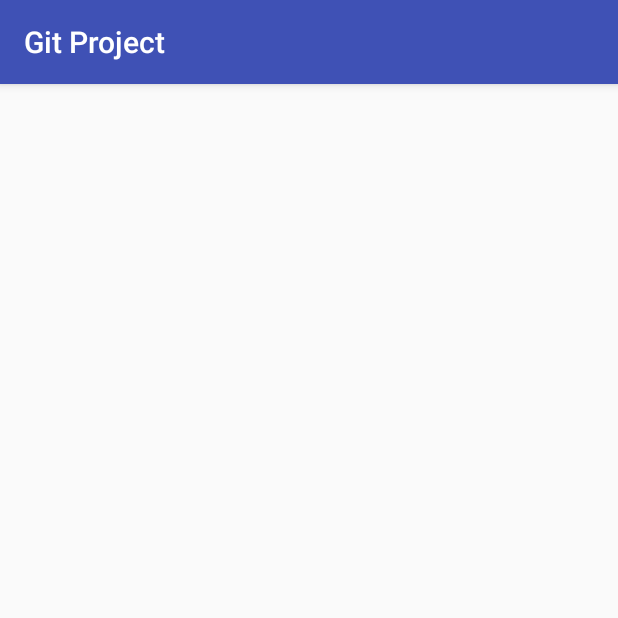
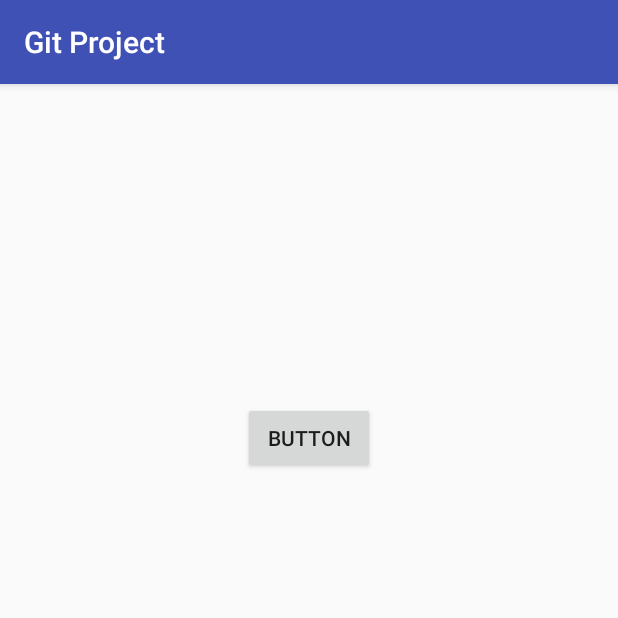
Before and after one commit to RamiOssman/GitProject, an Android app: the screen it shows after launch (MainActivity), on a phone screen of 412 x 824 dp, the top half of it. Run offline under Robolectric (Android 15) with nearby library versions, the phone set to English and light mode, and no system bars.

```diff
--- a/app/src/main/java/m5/gitproject/BlankFragment.java
+++ b/app/src/main/java/m5/gitproject/BlankFragment.java
@@ -65,12 +65,12 @@ public class BlankFragment extends Fragment {
     public View onCreateView(LayoutInflater inflater, ViewGroup container,
                              Bundle savedInstanceState) {
         // Inflate the layout for this fragment
-        View v =  inflater.inflate(R.layout.fragment_blank, container, false);
+        final View v =  inflater.inflate(R.layout.fragment_blank, container, false);
         v.findViewById(R.id.button).setOnClickListener(new Button.OnClickListener(){
 
             @Override
             public void onClick(View view) {
-                mListener.onFragmentInteraction();
+                mListener.onFragmentInteraction(v.findViewById(R.id.button));
             }
 
         });
@@ -108,6 +108,6 @@ public class BlankFragment extends Fragment {
      */
     public interface OnFragmentInteractionListener {
         // TODO: Update argument type and name
-        void onFragmentInteraction();
+        void onFragmentInteraction(View v);
     }
 }
--- a/app/src/main/java/m5/gitproject/MainActivity.java
+++ b/app/src/main/java/m5/gitproject/MainActivity.java
@@ -2,17 +2,29 @@ package m5.gitproject;
 
 import android.support.v7.app.AppCompatActivity;
 import android.os.Bundle;
+import android.view.View;
 import android.widget.Toast;
 
-public class MainActivity extends AppCompatActivity {
+public class MainActivity extends AppCompatActivity implements BlankFragment.OnFragmentInteractionListener {
 
     @Override
     protected void onCreate(Bundle savedInstanceState) {
         super.onCreate(savedInstanceState);
         setContentView(R.layout.activity_main);
 
-     Toast t = Toast.makeText(this , "" , Toast.LENGTH_LONG);
-        t.setText("How are you");
-        t.show();
+    }
+
+    @Override
+    public void onFragmentInteraction(View v) {
+        switch (v.getId()){
+            case R.id.button:
+
+                Toast t = Toast.makeText(this , "" , Toast.LENGTH_LONG);
+                t.setText("How are you");
+                t.show();
+                break;
+
+
+        }
     }
 }
--- a/app/src/main/res/layout/activity_main.xml
+++ b/app/src/main/res/layout/activity_main.xml
@@ -12,9 +12,11 @@
         android:layout_width="wrap_content"
         android:layout_height="wrap_content"
         tools:layout_constraintTop_creator="1"
-        android:layout_marginStart="124dp"
+        tools:layout_constraintRight_creator="1"
+        app:layout_constraintRight_toRightOf="parent"
+        android:layout_marginTop="212dp"
         tools:layout_constraintLeft_creator="1"
-        tools:layout_editor_absoluteY="190dp"
-        tools:layout_editor_absoluteX="120dp" />
+        app:layout_constraintLeft_toLeftOf="parent"
+        app:layout_constraintTop_toTopOf="parent" />
 
 </android.support.constraint.ConstraintLayout>
```
